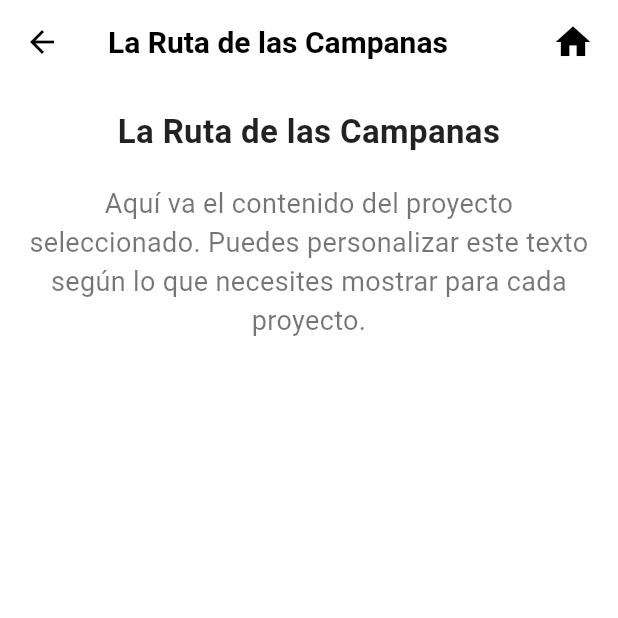
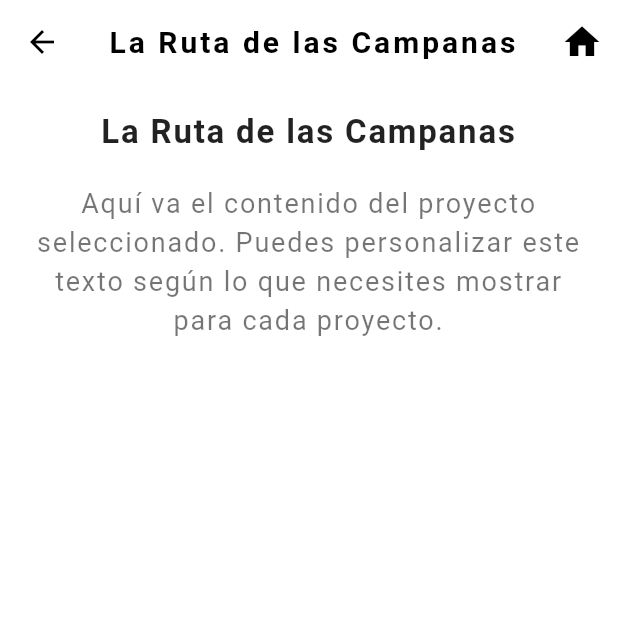
Before and after one commit to JiDomusic/emi_arias, a Flutter app: the screen it shows after launch, after a tap on "La Ruta de las Campanas", on a phone screen of 412 x 824 dp, the top half of it. Run offline on Flutter 3.47's test engine with Material 3 defaults, Android fonts, the phone set to English and light mode, and no system bars; our stand-ins replace font_awesome_flutter; Roboto replaces fonts that are missing (Roboto-Light, Roboto-Medium); project files that could hold a hidden picture were left out.

Commit message:
fonts enormes, me gusta

```diff
--- a/lib/main.dart
+++ b/lib/main.dart
@@ -27,19 +27,22 @@ class EmilianaAriasApp extends StatelessWidget {
         textTheme: const TextTheme(
           titleLarge: TextStyle(
             fontFamily: 'Roboto-Regular',
-            fontSize: 52,
+            fontSize: 24, // Tamaño de fuente ajustado
             fontWeight: FontWeight.bold,
             color: Colors.black,
+            letterSpacing: 2.0, // Espaciado entre letras
           ),
           bodyLarge: TextStyle(
             fontFamily: 'Roboto-Light',
             fontSize: 18,
             color: Colors.black,
+            letterSpacing: 1.5, // Espaciado entre letras
           ),
           bodyMedium: TextStyle(
             fontFamily: 'Roboto-Light',
             fontSize: 16,
             color: Colors.black,
+            letterSpacing: 1.2, // Espaciado entre letras
           ),
         ),
       ),
@@ -58,9 +61,10 @@ class HomePage extends StatelessWidget {
         title: const Text(
           'Emiliana Arias',
           style: TextStyle(
-            fontSize: 20,
+            fontSize: 20, // Ajustado para que no sea tan grande
             fontWeight: FontWeight.w900,
             color: Colors.black,
+            letterSpacing: 2.5, // Espaciado entre letras
           ),
         ),
         centerTitle: true,
@@ -69,7 +73,7 @@ class HomePage extends StatelessWidget {
         child: Padding(
           padding: EdgeInsets.symmetric(vertical: 20.0, horizontal: 10.0),
           child: Column(
-            crossAxisAlignment: CrossAxisAlignment.stretch,
+            crossAxisAlignment: CrossAxisAlignment.center,
             children: [
               _WhiteBackgroundSection(
                 child: ProjectSection(
@@ -85,7 +89,7 @@ class HomePage extends StatelessWidget {
               SizedBox(height: 80),
               _WhiteBackgroundSection(
                 child: ProjectSection(
-                  title: 'Percución',
+                  title: 'Percusión',
                 ),
               ),
               SizedBox(height: 80),
@@ -109,7 +113,7 @@ class HomePage extends StatelessWidget {
 class _WhiteBackgroundSection extends StatelessWidget {
   final Widget child;
 
-  const _WhiteBackgroundSection({required this.child, super.key});
+  const _WhiteBackgroundSection({required this.child});
 
   @override
   Widget build(BuildContext context) {
--- a/lib/project_detail.dart
+++ b/lib/project_detail.dart
@@ -25,7 +25,7 @@ class ProjectDetail extends StatelessWidget {
         elevation: 0,
         actions: [
           Padding(
-            padding: const EdgeInsets.only(right: 16.0),
+            padding: const EdgeInsets.only(right: 10.0),
             child: GestureDetector(
               onTap: () {
                 Navigator.of(context).popUntil((route) => route.isFirst);
--- a/lib/project_section.dart
+++ b/lib/project_section.dart
@@ -1,6 +1,5 @@
+import 'package:emi_arias/project_detail.dart';
 import 'package:flutter/material.dart';
-
-import 'project_detail.dart';
 
 class ProjectSection extends StatelessWidget {
   final String title;
@@ -34,15 +33,14 @@ class ProjectSection extends StatelessWidget {
           children: [
             Expanded(
               child: FittedBox(
-                fit: BoxFit
-                    .fill, // Estira el texto para ocupar el ancho disponible
+                fit: BoxFit.fitWidth, // Ajuste automático al contenedor
                 child: Text(
                   title,
                   textAlign: TextAlign.center,
                   style: const TextStyle(
-                    fontFamily: 'Roboto-Light',
+                    fontFamily: 'Roboto-light',
                     fontSize:
-                        20, // Tamaño base del texto (puede ajustarse automáticamente)
+                        24, // Usamos el mismo tamaño de fuente que en main.dart
                     fontWeight: FontWeight.bold,
                     color: Colors.black87,
                   ),
```
